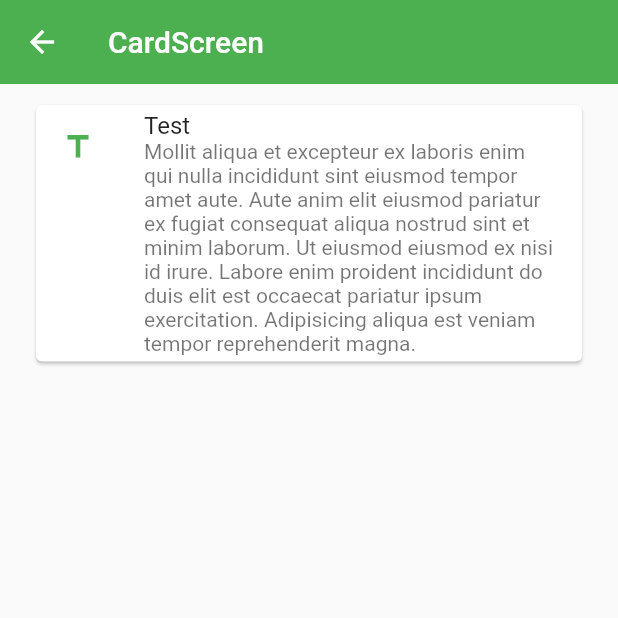
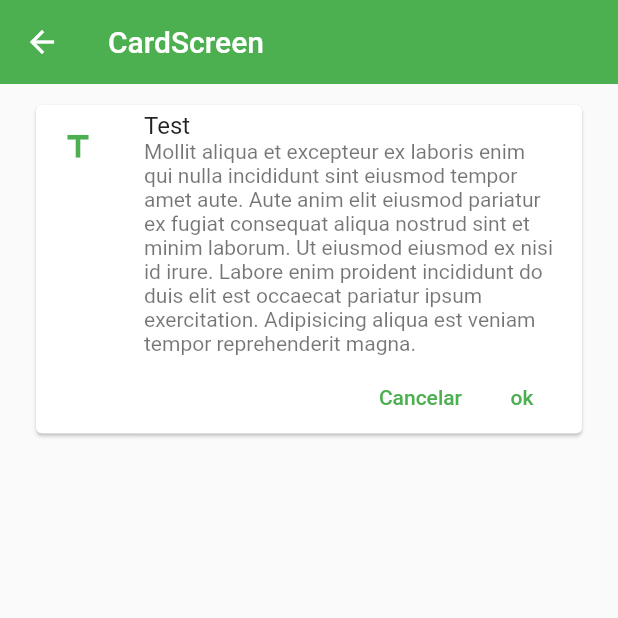
Before and after one commit to AlphaFG00/Fluter_ReCheck, a Flutter app: the CardScreen screen opened by its route, on a phone screen of 412 x 824 dp, the top half of it. Run offline on Flutter 3.47's test engine with Material 2 defaults, Android fonts, the phone set to English and light mode, and no system bars.

Commit message:
Color Optimizations Done
Text Button & Added on global theme configuration

```diff
--- a/flutter_application_2/lib/screens/card_screen.dart
+++ b/flutter_application_2/lib/screens/card_screen.dart
@@ -1,5 +1,6 @@
 import 'package:flutter/material.dart';
-import 'package:flutter_application_2/themes/app_theme.dart';
+
+import '../widgets/widgets.dart';
 
 class CardScreen extends StatelessWidget {
   const CardScreen({Key? key}) : super(key: key);
@@ -13,23 +14,7 @@ class CardScreen extends StatelessWidget {
       body: ListView(
           //symetric para separaciones iguales
           padding: const EdgeInsets.symmetric(horizontal: 20, vertical: 10),
-          children: [
-            Card(
-              child: Column(
-                children: [
-                  ListTile(
-                    title: Text('Test'),
-                    subtitle: Text(
-                        'Mollit aliqua et excepteur ex laboris enim qui nulla incididunt sint eiusmod tempor amet aute. Aute anim elit eiusmod pariatur ex fugiat consequat aliqua nostrud sint et minim laborum. Ut eiusmod eiusmod ex nisi id irure. Labore enim proident incididunt do duis elit est occaecat pariatur ipsum exercitation. Adipisicing aliqua est veniam tempor reprehenderit magna.'),
-                    leading: Icon(
-                      Icons.title,
-                      color: AppTheme.primary,
-                    ),
-                  )
-                ],
-              ),
-            )
-          ]),
+          children: const [CustomCardType1()]),
     );
   }
 }
--- a/flutter_application_2/lib/themes/app_theme.dart
+++ b/flutter_application_2/lib/themes/app_theme.dart
@@ -4,11 +4,16 @@ class AppTheme {
   static const Color primary = Colors.green;
   static final ThemeData lightTheme = ThemeData.light().copyWith(
       primaryColor: primary,
+
       //tema del appbar
       appBarTheme: const AppBarTheme(
         color: primary,
         elevation: 0,
-      ));
+      ),
+
+      //textbutton
+      textButtonTheme:
+          TextButtonThemeData(style: TextButton.styleFrom(primary: primary)));
 
   static const Color primaryDark = Colors.purple;
   static final ThemeData darkTheme = ThemeData.dark().copyWith(
--- /dev/null
+++ b/flutter_application_2/lib/widgets/custom_card.dart
@@ -0,0 +1,42 @@
+import 'package:flutter/material.dart';
+
+import '../themes/app_theme.dart';
+
+class CustomCardType1 extends StatelessWidget {
+  const CustomCardType1({
+    Key? key,
+  }) : super(key: key);
+
+  @override
+  Widget build(BuildContext context) {
+    return Card(
+      child: Column(
+        children: [
+          const ListTile(
+            title: Text('Test'),
+            subtitle: Text(
+                'Mollit aliqua et excepteur ex laboris enim qui nulla incididunt sint eiusmod tempor amet aute. Aute anim elit eiusmod pariatur ex fugiat consequat aliqua nostrud sint et minim laborum. Ut eiusmod eiusmod ex nisi id irure. Labore enim proident incididunt do duis elit est occaecat pariatur ipsum exercitation. Adipisicing aliqua est veniam tempor reprehenderit magna.'),
+            leading: Icon(
+              Icons.title,
+              color: AppTheme.primary,
+            ),
+          ),
+          //row no debe ser constante
+          Padding(
+            padding: const EdgeInsets.only(right: 8.0),
+            child: Row(
+              mainAxisAlignment: MainAxisAlignment.end,
+              children: [
+                TextButton(
+                  onPressed: () {},
+                  child: const Text('Cancelar'),
+                ),
+                TextButton(onPressed: () {}, child: const Text('ok'))
+              ],
+            ),
+          )
+        ],
+      ),
+    );
+  }
+}
--- /dev/null
+++ b/flutter_application_2/lib/widgets/widgets.dart
@@ -0,0 +1 @@
+export 'package:flutter_application_2/widgets/custom_card.dart';
```
